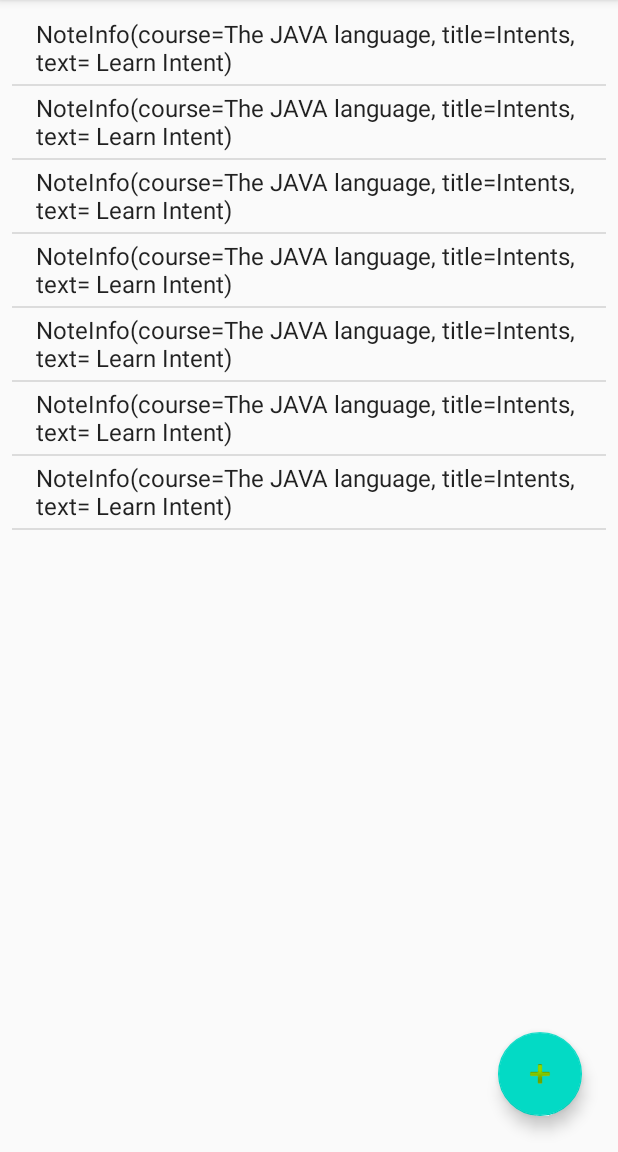
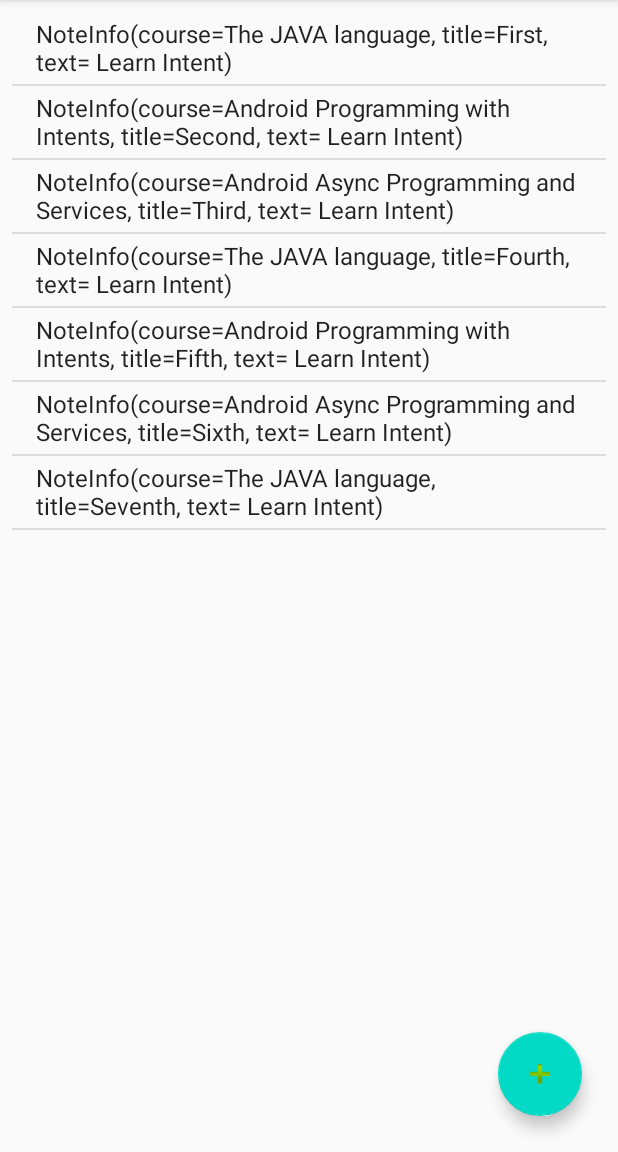
Before and after one commit to fardeen9983/Pluralsight-Android, an Android app: the screen it shows after launch (MainActivity), on a phone screen of 412 x 824 dp, the part 84-1236 px from its top. Run offline under Robolectric (Android 15) with nearby library versions, the phone set to English and light mode, and no system bars.

Commit message:
[KotlinBeginnerPath] : Null safety and Menu

```diff
--- a/KotinBeginnerPath/app/src/main/java/com/pluralsight/kotlin/notekeeper/model/DataManager.kt
+++ b/KotinBeginnerPath/app/src/main/java/com/pluralsight/kotlin/notekeeper/model/DataManager.kt
@@ -22,12 +22,12 @@ object DataManager {
 
     private fun initializeNotes(){
         val courses = courses.values.toList()
-        notes.add(NoteInfo(courses[0],"Intents", " Learn Intent"))
-        notes.add(NoteInfo(courses[0],"Intents", " Learn Intent"))
-        notes.add(NoteInfo(courses[0],"Intents", " Learn Intent"))
-        notes.add(NoteInfo(courses[0],"Intents", " Learn Intent"))
-        notes.add(NoteInfo(courses[0],"Intents", " Learn Intent"))
-        notes.add(NoteInfo(courses[0],"Intents", " Learn Intent"))
-        notes.add(NoteInfo(courses[0],"Intents", " Learn Intent"))
+        notes.add(NoteInfo(courses[0],"First", " Learn Intent"))
+        notes.add(NoteInfo(courses[1],"Second", " Learn Intent"))
+        notes.add(NoteInfo(courses[2],"Third", " Learn Intent"))
+        notes.add(NoteInfo(courses[0],"Fourth", " Learn Intent"))
+        notes.add(NoteInfo(courses[1],"Fifth", " Learn Intent"))
+        notes.add(NoteInfo(courses[2],"Sixth", " Learn Intent"))
+        notes.add(NoteInfo(courses[0],"Seventh", " Learn Intent"))
     }
 }
--- a/KotinBeginnerPath/app/src/main/java/com/pluralsight/kotlin/notekeeper/practise/Person.kt
+++ b/KotinBeginnerPath/app/src/main/java/com/pluralsight/kotlin/notekeeper/practise/Person.kt
@@ -35,4 +35,10 @@ class Person(val name: String, var weightLbs: Double) {
     }
 
     fun calcGoalWeightLbs(lbsToLoose: Double = 10.0) = weightLbs - lbsToLoose
+
+    fun nullSafety(p: Person?) {
+        val name = p?.name
+        var test: String = name ?: "NA"
+        test = p?.name ?: "NA"
+    }
 }
--- /dev/null
+++ b/KotinBeginnerPath/app/src/main/res/drawable/ic_last_page.xml
@@ -0,0 +1,5 @@
+<vector android:height="24dp" android:tint="#FFFFFF"
+    android:viewportHeight="24.0" android:viewportWidth="24.0"
+    android:width="24dp" xmlns:android="http://schemas.android.com/apk/res/android">
+    <path android:fillColor="#FF000000" android:pathData="M5.59,7.41L10.18,12l-4.59,4.59L7,18l6,-6 -6,-6zM16,6h2v12h-2z"/>
+</vector>
--- /dev/null
+++ b/KotinBeginnerPath/app/src/main/res/drawable/ic_navigate_next.xml
@@ -0,0 +1,5 @@
+<vector android:height="24dp" android:tint="#FFFFFF"
+    android:viewportHeight="24.0" android:viewportWidth="24.0"
+    android:width="24dp" xmlns:android="http://schemas.android.com/apk/res/android">
+    <path android:fillColor="#FF000000" android:pathData="M10,6L8.59,7.41 13.17,12l-4.58,4.59L10,18l6,-6z"/>
+</vector>
```
Also changed, not shown: KotinBeginnerPath/app/src/main/java/com/pluralsight/kotlin/notekeeper/EditNoteActivity.kt (+37 -2 lines), KotinBeginnerPath/app/src/main/res/menu/menu_main.xml (added, +10 -0 lines).
